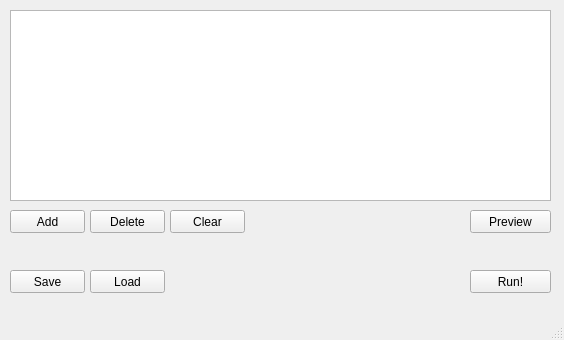
This is mdma.ui in jakubwiktor/mdma as Qt 5 draws it before an edit. The edited form follows.
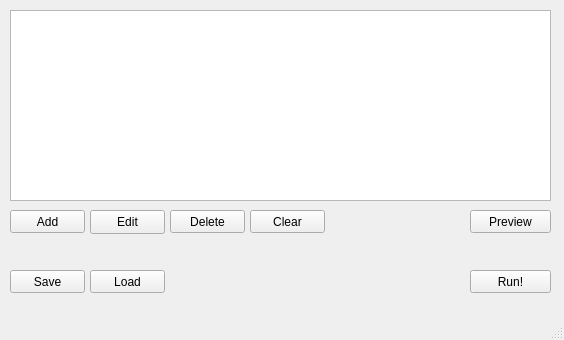
This is the edited form.

Commit message: Added emiting message to 'add' and 'edit' conf Added signals and sockets to communicate between main mdma gui and add_configuration gui. The message is sent but i needs to be deep.copy() to be appended to the list

```diff
--- a/mdma.ui
+++ b/mdma.ui
@@ -66,7 +66,7 @@
    <widget class="QPushButton" name="pushButton_clearConfiguration">
     <property name="geometry">
      <rect>
-      <x>170</x>
+      <x>250</x>
       <y>210</y>
       <width>75</width>
       <height>23</height>
@@ -105,7 +105,7 @@
    <widget class="QPushButton" name="pushButton_deleteConfiguration">
     <property name="geometry">
      <rect>
-      <x>90</x>
+      <x>170</x>
       <y>210</y>
       <width>75</width>
       <height>23</height>
@@ -115,6 +115,19 @@
      <string>Delete</string>
     </property>
    </widget>
+   <widget class="QPushButton" name="pushButton_editConfiguration">
+    <property name="geometry">
+     <rect>
+      <x>90</x>
+      <y>210</y>
+      <width>75</width>
+      <height>24</height>
+     </rect>
+    </property>
+    <property name="text">
+     <string>Edit</string>
+    </property>
+   </widget>
   </widget>
   <widget class="QStatusBar" name="statusbar"/>
  </widget>
```
The commit also changes 4 other files.
